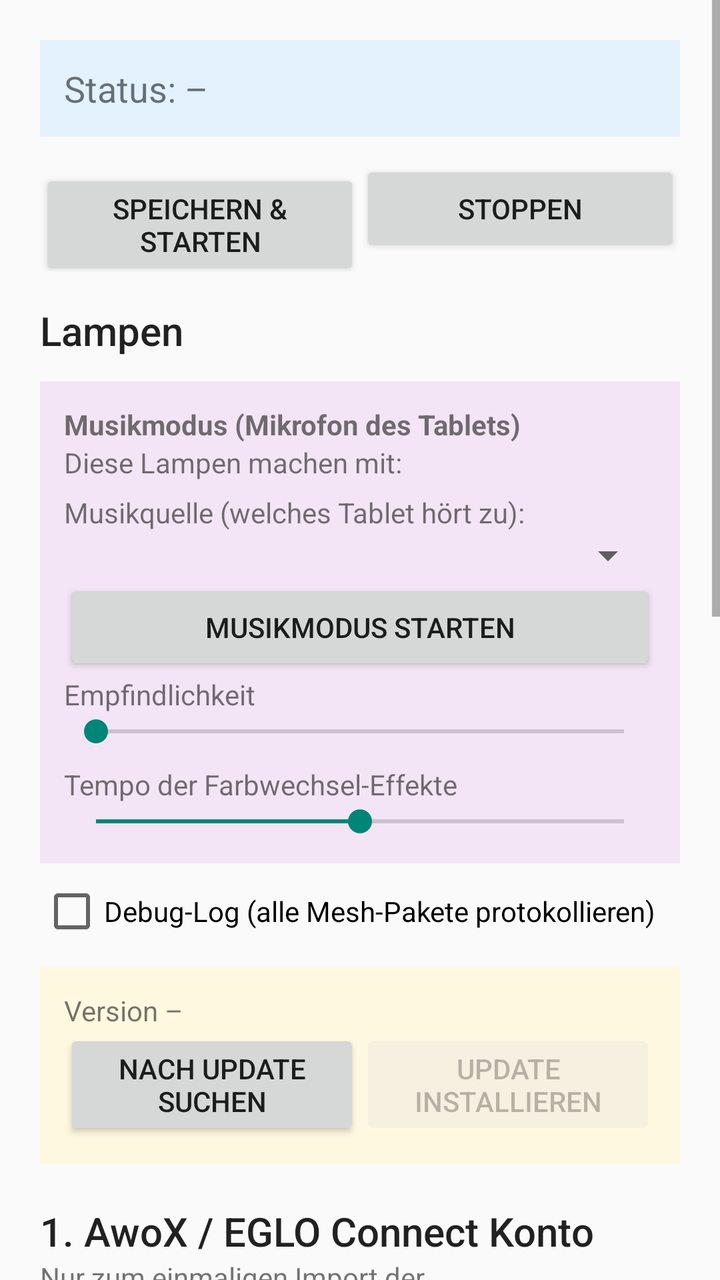
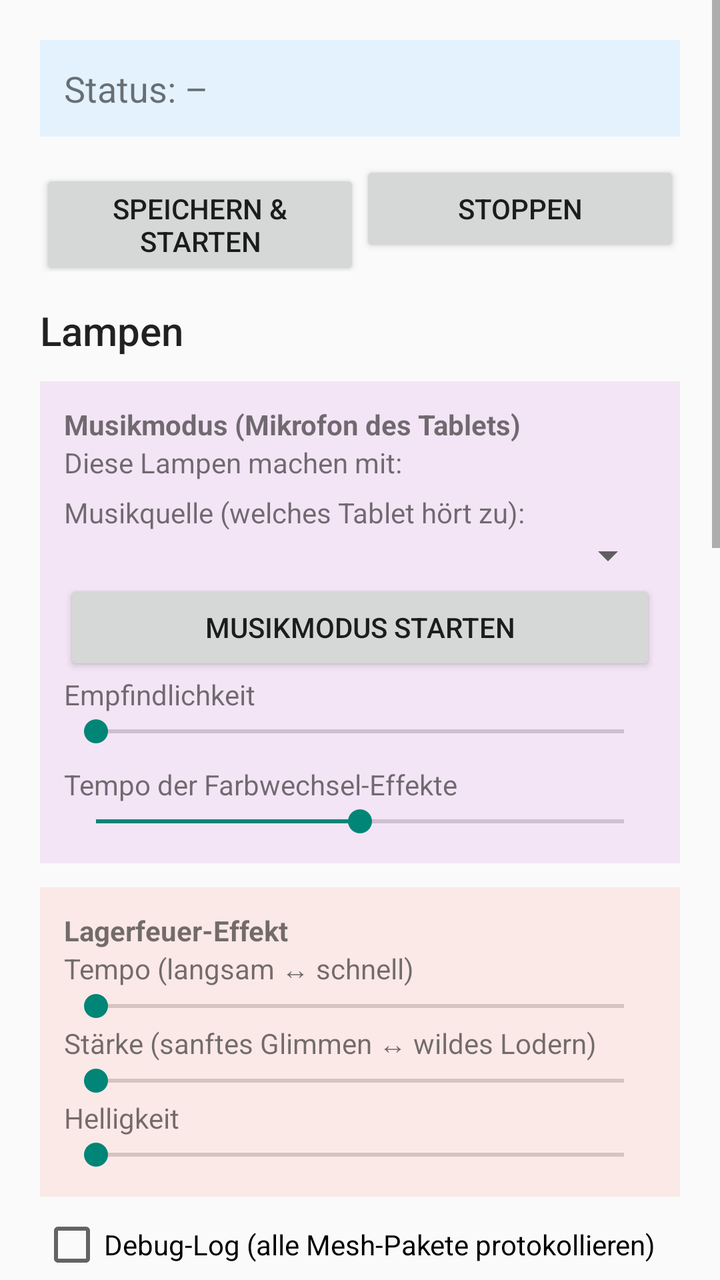

Compare the two renders of this Android layout. The source of the first and the diff that turns it into the second are given below.
<!-- AndroidManifest.xml: application theme android:Theme.Material.Light.DarkActionBar -->
<!-- res/layout/activity_main.xml -->
<?xml version="1.0" encoding="utf-8"?>
<ScrollView xmlns:android="http://schemas.android.com/apk/res/android"
    android:layout_width="match_parent"
    android:layout_height="match_parent"
    android:fillViewport="true">

    <LinearLayout
        android:layout_width="match_parent"
        android:layout_height="wrap_content"
        android:orientation="vertical"
        android:descendantFocusability="beforeDescendants"
        android:focusableInTouchMode="true"
        android:padding="20dp">

        <TextView
            android:id="@+id/status"
            android:layout_width="match_parent"
            android:layout_height="wrap_content"
            android:padding="12dp"
            android:background="#E3F2FD"
            android:textSize="18sp"
            android:text="Status: –" />

        <LinearLayout
            android:layout_width="match_parent"
            android:layout_height="wrap_content"
            android:orientation="horizontal"
            android:layout_marginTop="12dp">

            <Button
                android:id="@+id/btnStart"
                android:layout_width="0dp"
                android:layout_height="wrap_content"
                android:layout_weight="1"
                android:text="Speichern &amp; Starten" />

            <Button
                android:id="@+id/btnStop"
                android:layout_width="0dp"
                android:layout_height="wrap_content"
                android:layout_weight="1"
                android:text="Stoppen" />
        </LinearLayout>

        <TextView
            style="@android:style/TextAppearance.Material.Title"
            android:layout_width="match_parent"
            android:layout_height="wrap_content"
            android:layout_marginTop="16dp"
            android:text="Lampen" />

        <LinearLayout
            android:id="@+id/lampsBox"
            android:layout_width="match_parent"
            android:layout_height="wrap_content"
            android:orientation="vertical" />

        <LinearLayout
            android:layout_width="match_parent"
            android:layout_height="wrap_content"
            android:layout_marginTop="12dp"
            android:background="#F3E5F5"
            android:orientation="vertical"
            android:padding="12dp">

            <TextView
                android:layout_width="match_parent"
                android:layout_height="wrap_content"
                android:textStyle="bold"
                android:text="Musikmodus (Mikrofon des Tablets)" />

            <TextView
                android:layout_width="match_parent"
                android:layout_height="wrap_content"
                android:text="Diese Lampen machen mit:" />

            <LinearLayout
                android:id="@+id/musicLamps"
                android:layout_width="match_parent"
                android:layout_height="wrap_content"
                android:orientation="vertical" />

            <TextView
                android:layout_width="match_parent"
                android:layout_height="wrap_content"
                android:layout_marginTop="6dp"
                android:text="Musikquelle (welches Tablet hört zu):" />

            <Spinner
                android:id="@+id/musicSource"
                android:layout_width="match_parent"
                android:layout_height="wrap_content" />

            <Button
                android:id="@+id/btnMusic"
                android:layout_width="match_parent"
                android:layout_height="wrap_content"
                android:text="Musikmodus starten" />

            <TextView
                android:layout_width="match_parent"
                android:layout_height="wrap_content"
                android:text="Empfindlichkeit" />

            <SeekBar
                android:id="@+id/musicSensitivity"
                android:layout_width="match_parent"
                android:layout_height="wrap_content"
                android:max="150" />

            <TextView
                android:layout_width="match_parent"
                android:layout_height="wrap_content"
                android:layout_marginTop="8dp"
                android:text="Tempo der Farbwechsel-Effekte" />

            <SeekBar
                android:id="@+id/sequenceSpeed"
                android:layout_width="match_parent"
                android:layout_height="wrap_content"
                android:max="100"
                android:progress="50" />
        </LinearLayout>

        <CheckBox
            android:id="@+id/debugLog"
            android:layout_width="wrap_content"
            android:layout_height="wrap_content"
            android:layout_marginTop="8dp"
            android:text="Debug-Log (alle Mesh-Pakete protokollieren)" />

        <LinearLayout
            android:id="@+id/updateBox"
            android:layout_width="match_parent"
            android:layout_height="wrap_content"
            android:layout_marginTop="12dp"
            android:background="#FFF8E1"
            android:orientation="vertical"
            android:padding="12dp">

            <TextView
                android:id="@+id/updateStatus"
                android:layout_width="match_parent"
                android:layout_height="wrap_content"
                android:text="Version –" />

            <LinearLayout
                android:layout_width="match_parent"
                android:layout_height="wrap_content"
                android:orientation="horizontal">

                <Button
                    android:id="@+id/btnCheckUpdate"
                    android:layout_width="0dp"
                    android:layout_height="wrap_content"
                    android:layout_weight="1"
                    android:text="Nach Update suchen" />

                <Button
                    android:id="@+id/btnInstallUpdate"
                    android:layout_width="0dp"
                    android:layout_height="wrap_content"
                    android:layout_weight="1"
                    android:enabled="false"
                    android:text="Update installieren" />
            </LinearLayout>
        </LinearLayout>

        <TextView
            style="@android:style/TextAppearance.Material.Title"
            android:layout_width="match_parent"
            android:layout_height="wrap_content"
            android:layout_marginTop="20dp"
            android:text="1. AwoX / EGLO Connect Konto" />

        <TextView
            android:layout_width="match_parent"
            android:layout_height="wrap_content"
            android:text="Nur zum einmaligen Import der Mesh-Zugangsdaten und Lampenliste." />

        <EditText
            android:id="@+id/awoxUser"
            android:layout_width="match_parent"
            android:layout_height="wrap_content"
            android:hint="E-Mail"
            android:inputType="textEmailAddress" />

        <EditText
            android:id="@+id/awoxPassword"
            android:layout_width="match_parent"
            android:layout_height="wrap_content"
            android:hint="Passwort"
            android:inputType="textPassword" />

        <Button
            android:id="@+id/btnImport"
            android:layout_width="match_parent"
            android:layout_height="wrap_content"
            android:text="Lampen aus AwoX-Cloud importieren" />

        <TextView
            android:id="@+id/devices"
            android:layout_width="match_parent"
            android:layout_height="wrap_content"
            android:padding="8dp"
            android:background="#F5F5F5"
            android:text="Keine Lampen importiert" />

        <TextView
            style="@android:style/TextAppearance.Material.Title"
            android:layout_width="match_parent"
            android:layout_height="wrap_content"
            android:layout_marginTop="20dp"
            android:text="2. MQTT (Home Assistant Mosquitto)" />

        <EditText
            android:id="@+id/bridgeName"
            android:layout_width="match_parent"
            android:layout_height="wrap_content"
            android:hint="Name dieses Tablets (z. B. Tablet Wohnzimmer)"
            android:inputType="text" />

        <EditText
            android:id="@+id/mqttHost"
            android:layout_width="match_parent"
            android:layout_height="wrap_content"
            android:hint="Host / IP"
            android:inputType="text" />

        <EditText
            android:id="@+id/mqttPort"
            android:layout_width="match_parent"
            android:layout_height="wrap_content"
            android:hint="Port (1883)"
            android:inputType="number" />

        <EditText
            android:id="@+id/mqttUser"
            android:layout_width="match_parent"
            android:layout_height="wrap_content"
            android:hint="MQTT-Benutzer"
            android:inputType="text" />

        <EditText
            android:id="@+id/mqttPassword"
            android:layout_width="match_parent"
            android:layout_height="wrap_content"
            android:hint="MQTT-Passwort"
            android:inputType="textPassword" />

        <TextView
            style="@android:style/TextAppearance.Material.Title"
            android:layout_width="match_parent"
            android:layout_height="wrap_content"
            android:layout_marginTop="20dp"
            android:text="3. Berechtigungen" />

        <LinearLayout
            android:layout_width="match_parent"
            android:layout_height="wrap_content"
            android:orientation="horizontal">

            <Button
                android:id="@+id/btnPerms"
                android:layout_width="0dp"
                android:layout_height="wrap_content"
                android:layout_weight="1"
                android:text="Standort erlauben" />

            <Button
                android:id="@+id/btnBattery"
                android:layout_width="0dp"
                android:layout_height="wrap_content"
                android:layout_weight="1"
                android:text="Akku-Optimierung aus" />
        </LinearLayout>

        <LinearLayout
            android:layout_width="match_parent"
            android:layout_height="wrap_content"
            android:orientation="horizontal"
            android:layout_marginTop="20dp">

            <TextView
                style="@android:style/TextAppearance.Material.Title"
                android:layout_width="0dp"
                android:layout_height="wrap_content"
                android:layout_weight="1"
                android:text="Log" />

            <Button
                android:id="@+id/btnCopyLog"
                android:layout_width="wrap_content"
                android:layout_height="wrap_content"
                android:text="Log kopieren" />
        </LinearLayout>

        <TextView
            android:id="@+id/log"
            android:layout_width="match_parent"
            android:layout_height="wrap_content"
            android:background="#212121"
            android:fontFamily="monospace"
            android:padding="8dp"
            android:textColor="#E0E0E0"
            android:focusable="false"
            android:focusableInTouchMode="false"
            android:textSize="11sp" />
    </LinearLayout>
</ScrollView>
<!-- resources referenced by this layout -->
<resources>

</resources>

<!-- the commit's change to res/layout/activity_main.xml (unified diff, before → after) -->
@@ -120,6 +120,54 @@
                 android:layout_height="wrap_content"
                 android:max="100"
                 android:progress="50" />
+        </LinearLayout>
+
+        <LinearLayout
+            android:layout_width="match_parent"
+            android:layout_height="wrap_content"
+            android:layout_marginTop="12dp"
+            android:background="#FBE9E7"
+            android:orientation="vertical"
+            android:padding="12dp">
+
+            <TextView
+                android:layout_width="match_parent"
+                android:layout_height="wrap_content"
+                android:textStyle="bold"
+                android:text="Lagerfeuer-Effekt" />
+
+            <TextView
+                android:layout_width="match_parent"
+                android:layout_height="wrap_content"
+                android:text="Tempo (langsam ↔ schnell)" />
+
+            <SeekBar
+                android:id="@+id/fireSpeed"
+                android:layout_width="match_parent"
+                android:layout_height="wrap_content"
+                android:max="100" />
+
+            <TextView
+                android:layout_width="match_parent"
+                android:layout_height="wrap_content"
+                android:text="Stärke (sanftes Glimmen ↔ wildes Lodern)" />
+
+            <SeekBar
+                android:id="@+id/fireStrength"
+                android:layout_width="match_parent"
+                android:layout_height="wrap_content"
+                android:max="100" />
+
+            <TextView
+                android:layout_width="match_parent"
+                android:layout_height="wrap_content"
+                android:text="Helligkeit" />
+
+            <SeekBar
+                android:id="@+id/fireBrightness"
+                android:layout_width="match_parent"
+                android:layout_height="wrap_content"
+                android:max="100" />
         </LinearLayout>
 
         <CheckBox
